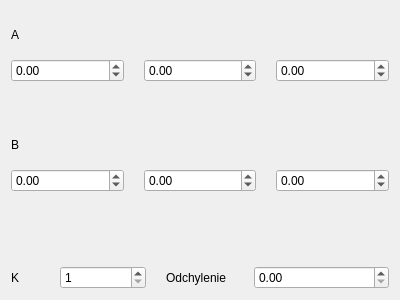
Before: the Qt Designer form dialog_arx.ui in BartWoj28/Symulator_UAR_GUI, drawn with Qt 5.
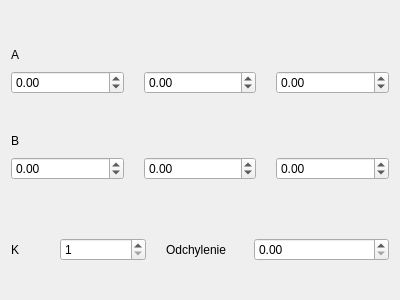
After: the same form once the commit is applied.

```diff
--- a/dialog_arx.ui
+++ b/dialog_arx.ui
@@ -19,10 +19,23 @@
   <property name="windowTitle">
    <string>Dialog</string>
   </property>
-  <layout class="QVBoxLayout" name="verticalLayout_4" stretch="2,1,2,2,2">
+  <layout class="QVBoxLayout" name="verticalLayout_4" stretch="1,2,1,2,2,2,1">
    <property name="spacing">
     <number>3</number>
    </property>
+   <item>
+    <spacer name="verticalSpacer_3">
+     <property name="orientation">
+      <enum>Qt::Vertical</enum>
+     </property>
+     <property name="sizeHint" stdset="0">
+      <size>
+       <width>20</width>
+       <height>40</height>
+      </size>
+     </property>
+    </spacer>
+   </item>
    <item>
     <layout class="QVBoxLayout" name="verticalLayout" stretch="1,2">
      <property name="spacing">
@@ -200,12 +213,28 @@
      <item>
       <widget class="QDoubleSpinBox" name="Spbox_odchyl">
        <property name="maximum">
-        <double>0.100000000000000</double>
+        <double>0.090000000000000</double>
+       </property>
+       <property name="singleStep">
+        <double>0.010000000000000</double>
        </property>
       </widget>
      </item>
     </layout>
    </item>
+   <item>
+    <spacer name="verticalSpacer_4">
+     <property name="orientation">
+      <enum>Qt::Vertical</enum>
+     </property>
+     <property name="sizeHint" stdset="0">
+      <size>
+       <width>20</width>
+       <height>40</height>
+      </size>
+     </property>
+    </spacer>
+   </item>
   </layout>
  </widget>
  <resources/>
```
